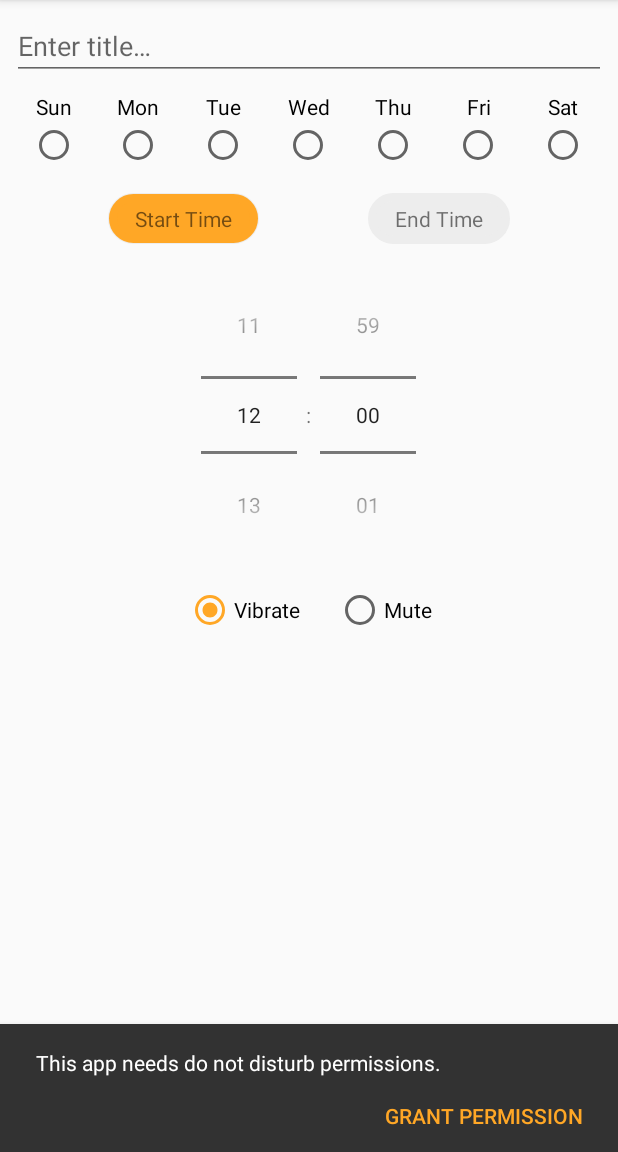
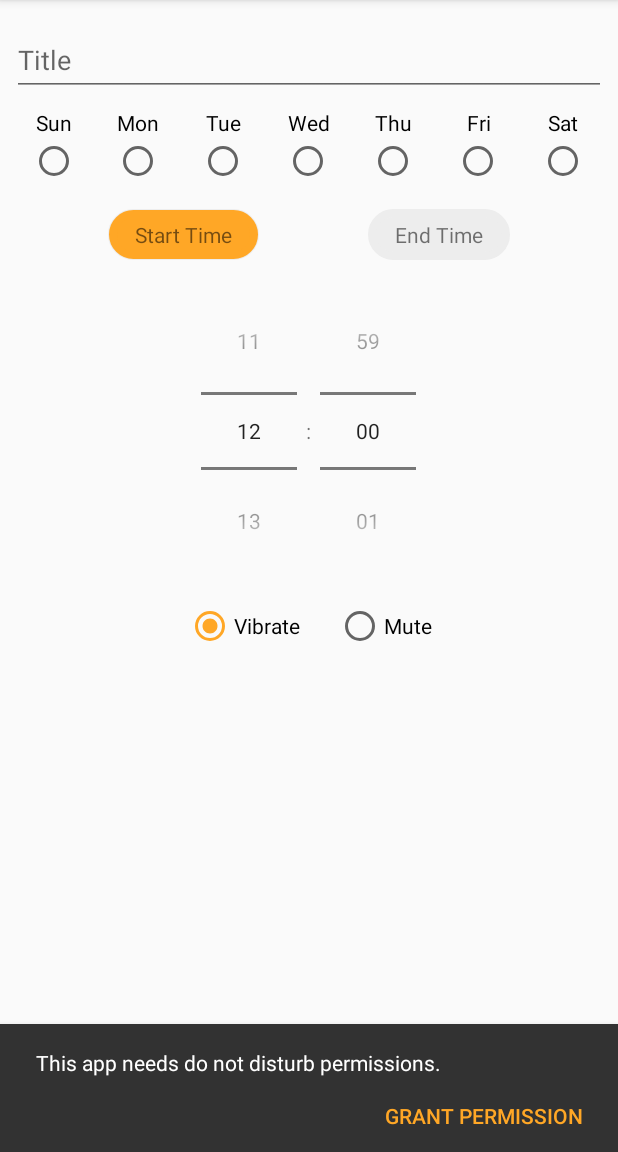
Before and after one commit to Frission/QuietTime, an Android app: the fragment AddEditFragment placed in its activity, on a phone screen of 412 x 824 dp, the part 84-1236 px from its top. Run offline under Robolectric (Android 15) with nearby library versions, the phone set to English and light mode, and no system bars; our stand-ins replace Room's generated code, Timber.

Commit message:
nice textInputLayout

```diff
--- a/app/build.gradle
+++ b/app/build.gradle
@@ -40,7 +40,6 @@ dependencies {
     def room_version = "2.2.5"
 
 
-
     implementation fileTree(dir: "libs", include: ["*.jar"])
     implementation "org.jetbrains.kotlin:kotlin-stdlib:$kotlin_version"
     implementation 'androidx.core:core-ktx:1.3.0'
--- a/app/src/main/res/layout/fragment_add_edit.xml
+++ b/app/src/main/res/layout/fragment_add_edit.xml
@@ -10,21 +10,27 @@
     tools:context=".fragments.AddEditFragment"
     tools:layout_marginTop="?attr/actionBarSize">
 
-    <EditText
-        android:id="@+id/edit_quiet_time_title"
-        android:layout_width="0dp"
+    <com.google.android.material.textfield.TextInputLayout
+        android:id="@+id/edit_quiet_time_title_layout"
+        android:layout_width="match_parent"
         android:layout_height="wrap_content"
         android:layout_marginStart="8dp"
         android:layout_marginTop="8dp"
         android:layout_marginEnd="8dp"
-        android:autofillHints=""
-        android:hint="@string/hint_enter_title"
-        android:imeOptions="normal|actionDone"
-        android:inputType="text"
-        android:maxLength="64"
         app:layout_constraintEnd_toEndOf="parent"
         app:layout_constraintStart_toStartOf="parent"
-        app:layout_constraintTop_toTopOf="parent" />
+        app:layout_constraintTop_toTopOf="parent">
+
+        <EditText
+            android:id="@+id/edit_quiet_time_title"
+            android:layout_width="match_parent"
+            android:layout_height="wrap_content"
+            android:autofillHints=""
+            android:hint="@string/hint_enter_title"
+            android:imeOptions="normal|actionDone"
+            android:inputType="text"
+            android:maxLength="64" />
+    </com.google.android.material.textfield.TextInputLayout>
 
     <LinearLayout
         android:id="@+id/edit_days"
@@ -37,7 +43,7 @@
         app:layout_constraintEnd_toEndOf="parent"
         app:layout_constraintHorizontal_bias="0.0"
         app:layout_constraintStart_toStartOf="parent"
-        app:layout_constraintTop_toBottomOf="@id/edit_quiet_time_title">
+        app:layout_constraintTop_toBottomOf="@id/edit_quiet_time_title_layout">
 
         <CheckBox
             android:id="@+id/edit_day1"
--- a/app/src/main/res/values/strings.xml
+++ b/app/src/main/res/values/strings.xml
@@ -30,7 +30,7 @@
     <string name="sunday_short">Sun</string>
 
     <!--  Hints  -->
-    <string name="hint_enter_title">Enter title…</string>
+    <string name="hint_enter_title">Title</string>
 
     <!--  Descriptions  -->
     <string name="qt_item_edit_or_close_button_description">Edit or Close</string>
```
